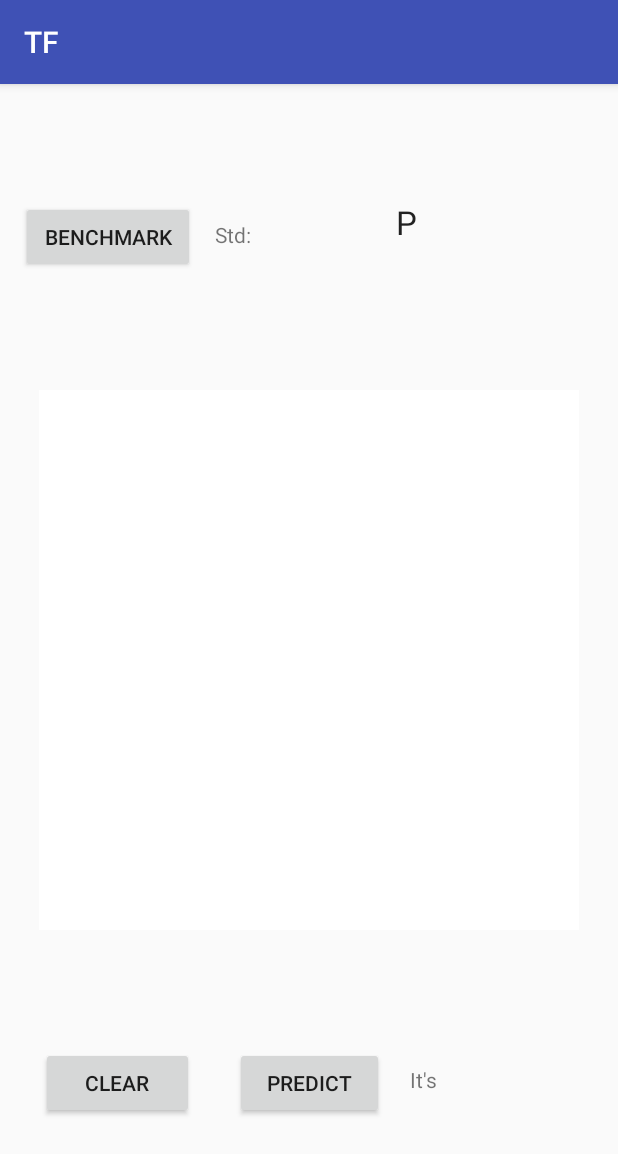
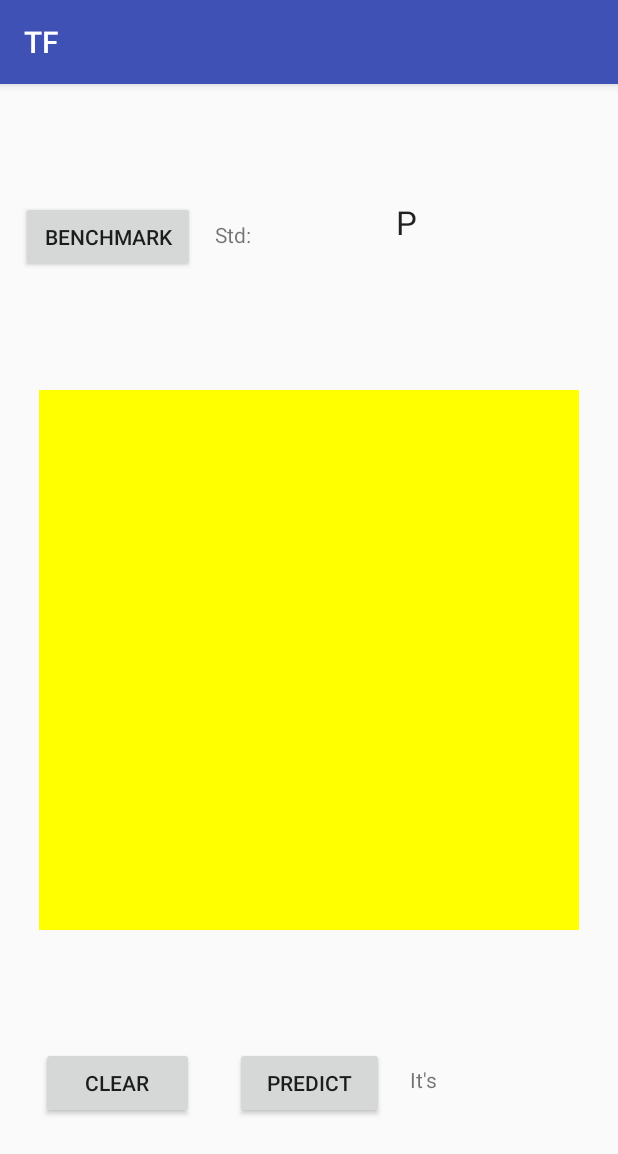
Before and after one commit to bulletcross/TF_vs_Deep, an Android app: the screen it shows after launch (MainActivity), on a phone screen of 412 x 824 dp. Shown: the top 1154 px of the screen. Run offline under Robolectric (Android 15) with nearby library versions, the phone set to English and light mode, and no system bars.

Commit message:
fixed draw, tested

```diff
--- a/TF/app/src/main/java/com/bulletcross/vishal/tf/MainActivity.kt
+++ b/TF/app/src/main/java/com/bulletcross/vishal/tf/MainActivity.kt
@@ -82,6 +82,7 @@ class MainActivity : AppCompatActivity(), View.OnClickListener,  View.OnTouchLis
             temp_y = event.getY()
             data_draw?.map_data_points(temp_x, temp_y, temp_point)
             data_rec?.record_touch(temp_point.x, temp_point.y)
+            text_accuracy?.setText("D")
             return true
         }
         else if(action == MotionEvent.ACTION_MOVE){
@@ -91,10 +92,13 @@ class MainActivity : AppCompatActivity(), View.OnClickListener,  View.OnTouchLis
             data_rec?.record_motion(temp_point.x, temp_point.y)
             temp_x = x
             temp_y = y
+            text_accuracy?.setText("M")
+            data_draw?.invalidate()
             return true
         }
         else if(action == MotionEvent.ACTION_UP){
             data_rec?.finalize_motion()
+            text_accuracy?.setText("U")
             return true
         }
         return false
--- a/TF/app/src/main/java/com/bulletcross/vishal/tf/views/data_drawer.kt
+++ b/TF/app/src/main/java/com/bulletcross/vishal/tf/views/data_drawer.kt
@@ -48,7 +48,7 @@ class data_drawer: View {
     fun reset(){
         nr_drawn_lines = 0
         if(bitmap!=null){
-            paint.color = Color.WHITE
+            paint.color = Color.YELLOW
             val bitmap_height:Int = bitmap!!.height
             val bitmap_width:Int = bitmap!!.width
             canvas?.drawRect(Rect(0,0,bitmap_width,bitmap_height), paint)
```
